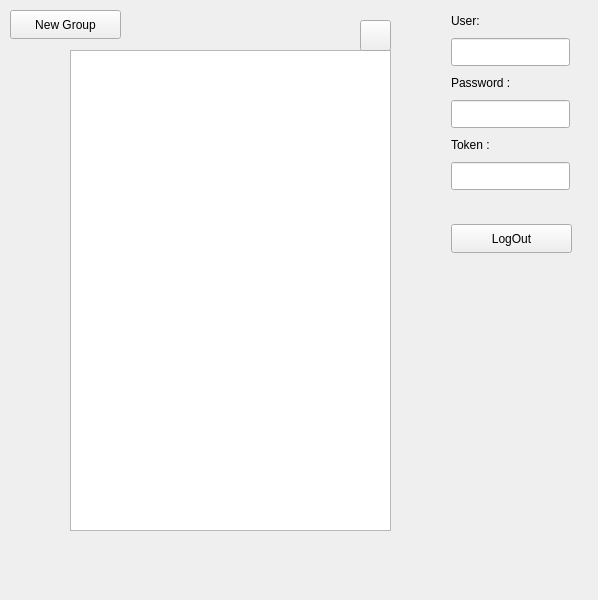
Qt form mainwindow.ui (borhanem/Messenger_Void_13) before a commit.
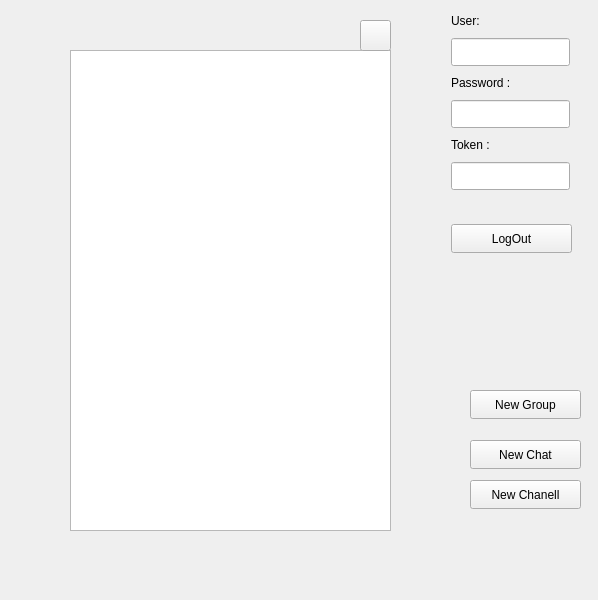
The same form after that commit. Icons and pictures are not drawn.

The edit to the form file:
```diff
--- a/mainwindow.ui
+++ b/mainwindow.ui
@@ -228,14 +228,57 @@
    <widget class="QPushButton" name="createGroup_pbn">
     <property name="geometry">
      <rect>
+      <x>470</x>
+      <y>390</y>
+      <width>111</width>
+      <height>29</height>
+     </rect>
+    </property>
+    <property name="text">
+     <string>New Group</string>
+    </property>
+   </widget>
+   <widget class="QToolButton" name="Exit_pbn">
+    <property name="geometry">
+     <rect>
       <x>10</x>
       <y>10</y>
+      <width>31</width>
+      <height>31</height>
+     </rect>
+    </property>
+    <property name="styleSheet">
+     <string notr="true">border-radius: 10%;
+</string>
+    </property>
+    <property name="text">
+     <string/>
+    </property>
+   </widget>
+   <widget class="QPushButton" name="pushButton_2">
+    <property name="geometry">
+     <rect>
+      <x>470</x>
+      <y>440</y>
       <width>111</width>
       <height>29</height>
      </rect>
     </property>
     <property name="text">
-     <string>New Group</string>
+     <string>New Chat</string>
+    </property>
+   </widget>
+   <widget class="QPushButton" name="pushButton_3">
+    <property name="geometry">
+     <rect>
+      <x>470</x>
+      <y>480</y>
+      <width>111</width>
+      <height>29</height>
+     </rect>
+    </property>
+    <property name="text">
+     <string>New Chanell</string>
     </property>
    </widget>
   </widget>
```
